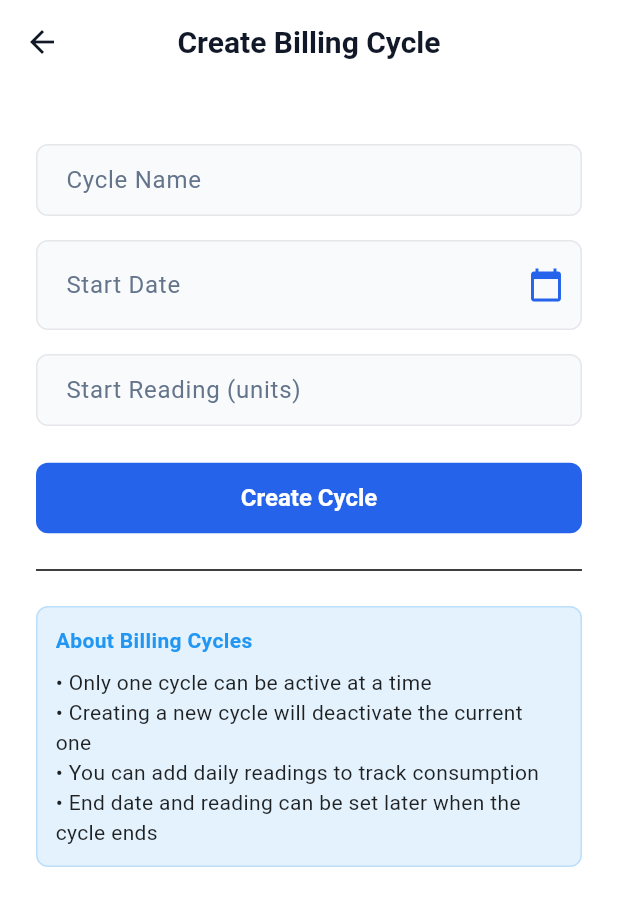
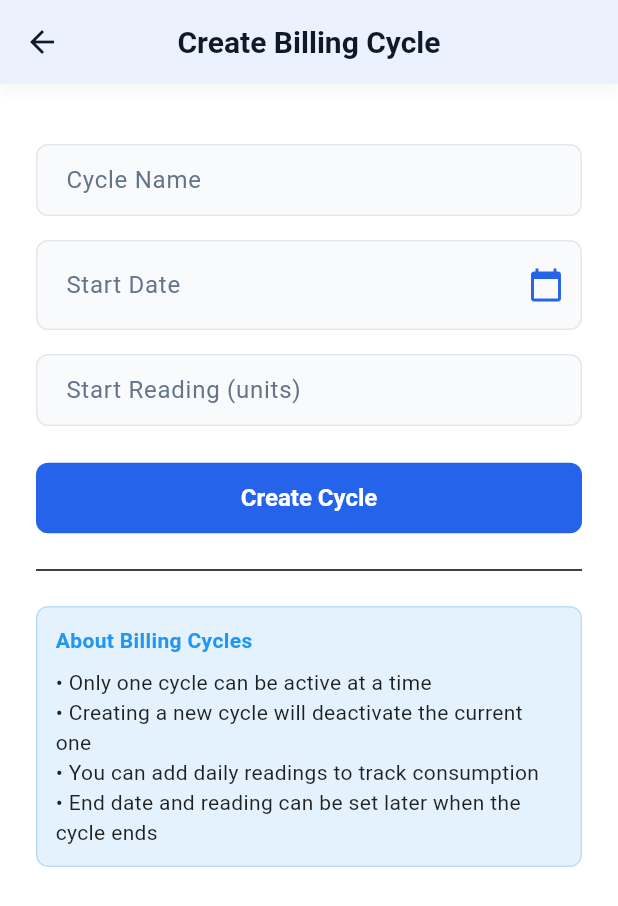
Before and after one commit to omerfayyaz/Utility-Bill-Tracker, a Flutter app: the BillingCycleCreateScreen screen opened by its route, on a phone screen of 412 x 824 dp. Shown: the top 906 px of the screen. Run offline on Flutter 3.47's test engine with Material 3 defaults, Android fonts, the phone set to English and light mode, and no system bars; our stand-ins replace fl_chart, flutter_form_builder, form_builder_validators, shared_preferences; accounts and stored records are empty.

Commit message:
Mobile end fixes

```diff
--- a/flutter_utility_logger/lib/utils/theme.dart
+++ b/flutter_utility_logger/lib/utils/theme.dart
@@ -55,7 +55,8 @@ class AppTheme {
     appBarTheme: const AppBarTheme(
       backgroundColor: lightBackground,
       foregroundColor: lightText,
-      elevation: 0,
+      elevation: 4,
+      shadowColor: Color(0x22000000),
       centerTitle: true,
       titleTextStyle: TextStyle(
         color: lightText,
```
